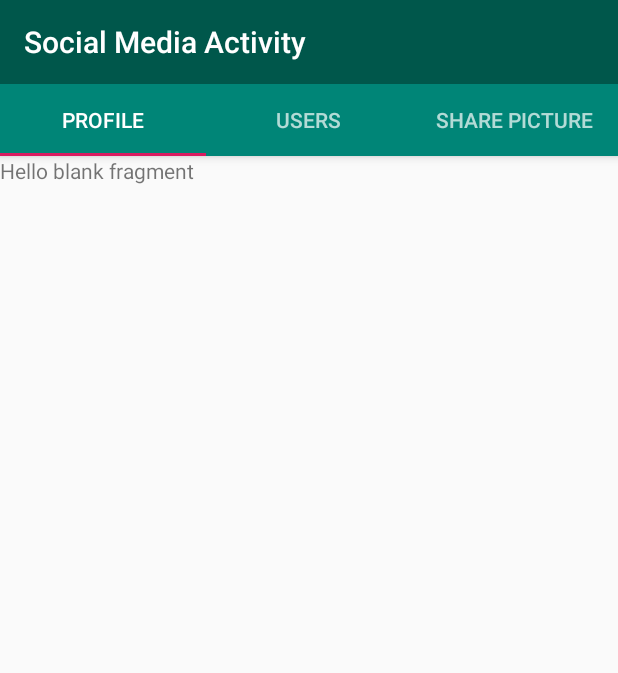
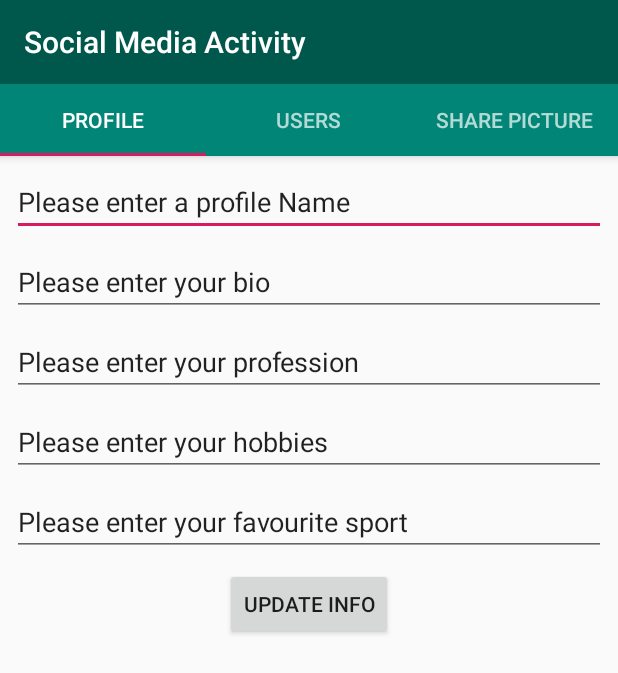
Before and after one commit to sohagmahin3/LoginPanel, an Android app: the ProfileTab screen opened directly, with no data from a screen before it, on a phone screen of 412 x 824 dp. Shown: the top 673 px of the screen. Run offline under Robolectric (Android 15) with nearby library versions, the phone set to English and light mode, and no system bars; libraries missing offline, so code that uses them is left out: com.parse, com.shashank.sony; 6 statements that could not run were skipped.

Commit message:
Added Profile update functionality

```diff
--- a/app/src/main/java/com/example/loginpanel/ProfileTab.java
+++ b/app/src/main/java/com/example/loginpanel/ProfileTab.java
@@ -6,6 +6,13 @@ import android.support.v4.app.Fragment;
 import android.view.LayoutInflater;
 import android.view.View;
 import android.view.ViewGroup;
+import android.widget.Button;
+import android.widget.EditText;
+
+import com.parse.ParseException;
+import com.parse.ParseUser;
+import com.parse.SaveCallback;
+import com.shashank.sony.fancytoastlib.FancyToast;
 
 
 /**
@@ -13,6 +20,8 @@ import android.view.ViewGroup;
  */
 public class ProfileTab extends Fragment {
 
+    private EditText edtProfileName,edtProfileBio,edtProfileProfession,edtProfileHobbies,edtProfileSport;
+    private Button updateButton;
 
     public ProfileTab() {
         // Required empty public constructor
@@ -23,7 +32,46 @@ public class ProfileTab extends Fragment {
     public View onCreateView(LayoutInflater inflater, ViewGroup container,
                              Bundle savedInstanceState) {
         // Inflate the layout for this fragment
-        return inflater.inflate(R.layout.fragment_profile_tab, container, false);
+        View view = inflater.inflate(R.layout.fragment_profile_tab, container, false);
+        edtProfileName = view.findViewById(R.id.edtProfileName);
+        edtProfileBio = view.findViewById(R.id.edtProfileBio);
+        edtProfileProfession = view.findViewById(R.id.edtProfileProfession);
+        edtProfileHobbies = view.findViewById(R.id.edtProfileHobbies);
+        edtProfileSport = view.findViewById(R.id.edtProfileSport);
+        updateButton = view.findViewById(R.id.updateButton);
+        final ParseUser currentUser  = ParseUser.getCurrentUser();
+
+        edtProfileName.setText(currentUser.get("ProfileName")+"");
+        edtProfileBio.setText(currentUser.get("ProfileBio")+"");
+        edtProfileProfession.setText(currentUser.get("ProfileProfession")+"");
+        edtProfileHobbies.setText(currentUser.get("ProfileHobbies")+"");
+        edtProfileSport.setText(currentUser.get("ProfileSport")+"");
+
+        updateButton.setOnClickListener(new View.OnClickListener() {
+            @Override
+            public void onClick(View v) {
+                currentUser.put("ProfileName",edtProfileName.getText().toString());
+                currentUser.put("ProfileBio",edtProfileBio.getText().toString());
+                currentUser.put("ProfileProfession",edtProfileProfession.getText().toString());
+                currentUser.put("ProfileHobbies",edtProfileHobbies.getText().toString());
+                currentUser.put("ProfileSport",edtProfileSport.getText().toString());
+
+                currentUser.saveInBackground(new SaveCallback() {
+                    @Override
+                    public void done(ParseException e) {
+                        if(e==null){
+                            FancyToast.makeText(getContext(), "Info Updated! ", FancyToast.SUCCESS, FancyToast.LENGTH_LONG, true).show();
+                        }
+                        else {
+                            FancyToast.makeText(getContext(), e.getMessage(), FancyToast.ERROR, FancyToast.LENGTH_LONG, true).show();
+
+                        }
+                    }
+                });
+
+            }
+        });
+        return view;
     }
 
 }
--- a/app/src/main/res/layout/fragment_profile_tab.xml
+++ b/app/src/main/res/layout/fragment_profile_tab.xml
@@ -1,14 +1,97 @@
 <?xml version="1.0" encoding="utf-8"?>
-<FrameLayout xmlns:android="http://schemas.android.com/apk/res/android"
+<android.support.constraint.ConstraintLayout xmlns:android="http://schemas.android.com/apk/res/android"
+    xmlns:app="http://schemas.android.com/apk/res-auto"
     xmlns:tools="http://schemas.android.com/tools"
     android:layout_width="match_parent"
     android:layout_height="match_parent"
     tools:context=".ProfileTab">
 
-    <!-- TODO: Update blank fragment layout -->
-    <TextView
-        android:layout_width="match_parent"
-        android:layout_height="match_parent"
-        android:text="@string/hello_blank_fragment" />
 
-</FrameLayout>
+    <EditText
+        android:id="@+id/edtProfileName"
+        android:layout_width="0dp"
+        android:layout_height="wrap_content"
+        android:layout_marginStart="8dp"
+        android:layout_marginTop="8dp"
+        android:layout_marginEnd="8dp"
+        android:ems="10"
+        android:inputType="textPersonName"
+        android:text="Please enter a profile Name"
+        app:layout_constraintEnd_toEndOf="parent"
+        app:layout_constraintHorizontal_bias="0.0"
+        app:layout_constraintStart_toStartOf="parent"
+        app:layout_constraintTop_toTopOf="parent" />
+
+    <EditText
+        android:id="@+id/edtProfileBio"
+        android:layout_width="0dp"
+        android:layout_height="wrap_content"
+        android:layout_marginStart="8dp"
+        android:layout_marginTop="8dp"
+        android:layout_marginEnd="8dp"
+        android:ems="10"
+        android:inputType="textPersonName"
+        android:text="Please enter your bio"
+        app:layout_constraintEnd_toEndOf="parent"
+        app:layout_constraintHorizontal_bias="0.0"
+        app:layout_constraintStart_toStartOf="parent"
+        app:layout_constraintTop_toBottomOf="@+id/edtProfileName" />
+
+    <EditText
+        android:id="@+id/edtProfileProfession"
+        android:layout_width="0dp"
+        android:layout_height="45dp"
+        android:layout_marginStart="8dp"
+        android:layout_marginTop="8dp"
+        android:layout_marginEnd="8dp"
+        android:ems="10"
+        android:inputType="textPersonName"
+        android:text="Please enter your profession"
+        app:layout_constraintEnd_toEndOf="parent"
+        app:layout_constraintHorizontal_bias="0.0"
+        app:layout_constraintStart_toStartOf="parent"
+        app:layout_constraintTop_toBottomOf="@+id/edtProfileBio" />
+
+    <EditText
+        android:id="@+id/edtProfileHobbies"
+        android:layout_width="0dp"
+        android:layout_height="wrap_content"
+        android:layout_marginStart="8dp"
+        android:layout_marginTop="8dp"
+        android:layout_marginEnd="8dp"
+        android:ems="10"
+        android:inputType="textPersonName"
+        android:text="Please enter your hobbies"
+        app:layout_constraintEnd_toEndOf="parent"
+        app:layout_constraintHorizontal_bias="0.0"
+        app:layout_constraintStart_toStartOf="parent"
+        app:layout_constraintTop_toBottomOf="@+id/edtProfileProfession" />
+
+    <EditText
+        android:id="@+id/edtProfileSport"
+        android:layout_width="0dp"
+        android:layout_height="wrap_content"
+        android:layout_marginStart="8dp"
+        android:layout_marginTop="8dp"
+        android:layout_marginEnd="8dp"
+        android:ems="10"
+        android:inputType="textPersonName"
+        android:text="Please enter your favourite sport"
+        app:layout_constraintEnd_toEndOf="parent"
+        app:layout_constraintHorizontal_bias="0.0"
+        app:layout_constraintStart_toStartOf="parent"
+        app:layout_constraintTop_toBottomOf="@+id/edtProfileHobbies" />
+
+    <Button
+        android:id="@+id/updateButton"
+        android:layout_width="wrap_content"
+        android:layout_height="wrap_content"
+        android:layout_marginStart="162dp"
+        android:layout_marginTop="8dp"
+        android:layout_marginEnd="162dp"
+        android:text="Update Info"
+        app:layout_constraintEnd_toEndOf="parent"
+        app:layout_constraintStart_toStartOf="parent"
+        app:layout_constraintTop_toBottomOf="@+id/edtProfileSport" />
+
+</android.support.constraint.ConstraintLayout>
--- a/app/src/main/res/layout/fragment_share_picture_tab.xml
+++ b/app/src/main/res/layout/fragment_share_picture_tab.xml
@@ -1,14 +1,9 @@
 <?xml version="1.0" encoding="utf-8"?>
-<FrameLayout xmlns:android="http://schemas.android.com/apk/res/android"
+<android.support.constraint.ConstraintLayout xmlns:android="http://schemas.android.com/apk/res/android"
     xmlns:tools="http://schemas.android.com/tools"
     android:layout_width="match_parent"
     android:layout_height="match_parent"
     tools:context=".SharePictureTab">
 
-    <!-- TODO: Update blank fragment layout -->
-    <TextView
-        android:layout_width="match_parent"
-        android:layout_height="match_parent"
-        android:text="@string/hello_blank_fragment" />
 
-</FrameLayout>
+</android.support.constraint.ConstraintLayout>
--- a/app/src/main/res/layout/fragment_users_tab.xml
+++ b/app/src/main/res/layout/fragment_users_tab.xml
@@ -1,14 +1,10 @@
 <?xml version="1.0" encoding="utf-8"?>
-<FrameLayout xmlns:android="http://schemas.android.com/apk/res/android"
+<android.support.constraint.ConstraintLayout xmlns:android="http://schemas.android.com/apk/res/android"
     xmlns:tools="http://schemas.android.com/tools"
     android:layout_width="match_parent"
     android:layout_height="match_parent"
     tools:context=".UsersTab">
 
-    <!-- TODO: Update blank fragment layout -->
-    <TextView
-        android:layout_width="match_parent"
-        android:layout_height="match_parent"
-        android:text="@string/hello_blank_fragment" />
 
-</FrameLayout>
+
+</android.support.constraint.ConstraintLayout>
```
